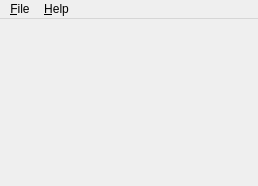
rollandguillaume/fievreCourbe, file fievreCourbe/mainwindow.ui: the form before one commit.
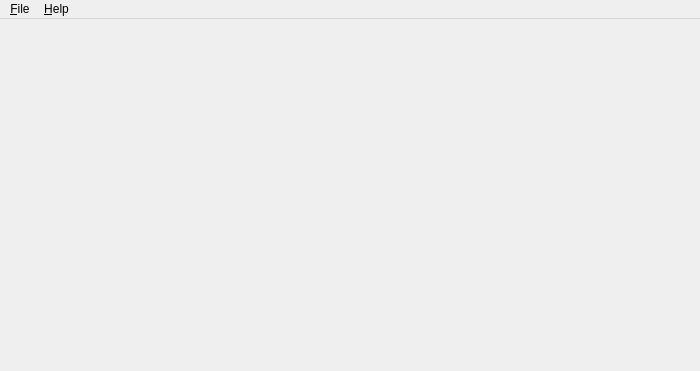
The form after the commit.

What changed in the file:
```diff
--- a/fievreCourbe/mainwindow.ui
+++ b/fievreCourbe/mainwindow.ui
@@ -2,12 +2,15 @@
 <ui version="4.0">
  <class>MainWindow</class>
  <widget class="QMainWindow" name="MainWindow">
+  <property name="enabled">
+   <bool>true</bool>
+  </property>
   <property name="geometry">
    <rect>
     <x>0</x>
     <y>0</y>
-    <width>258</width>
-    <height>186</height>
+    <width>700</width>
+    <height>371</height>
    </rect>
   </property>
   <property name="mouseTracking">
@@ -22,8 +25,8 @@
     <rect>
      <x>0</x>
      <y>0</y>
-     <width>258</width>
-     <height>19</height>
+     <width>700</width>
+     <height>18</height>
     </rect>
    </property>
    <property name="nativeMenuBar">
```
Left out of the diff: 4 changed lines with no effect on the pictures.
